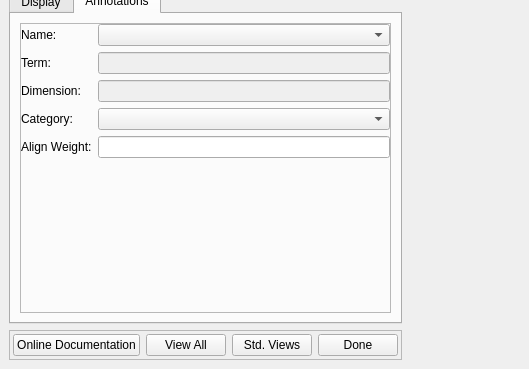
This is mapclientplugins/segmentationstitcherstep/qt/segmentationstitcherwidget.ui in ABI-Software/mapclientplugins.segmentationstitcherstep as Qt 5 draws it before an edit; both pictures show x 0 to 529 and y 509 to 878 of the 1137 by 878 pixel window. The edited form follows.
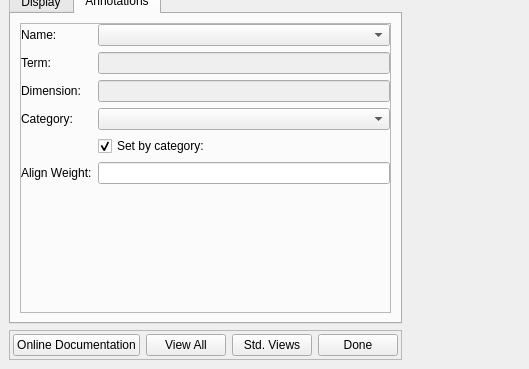
This is the edited form. The open tabs and pages were chosen to show the change. Custom widgets are drawn as their Qt base class.

Commit message: Add annotation align weight controls

The edit to the form file:
```diff
--- a/mapclientplugins/segmentationstitcherstep/qt/segmentationstitcherwidget.ui
+++ b/mapclientplugins/segmentationstitcherstep/qt/segmentationstitcherwidget.ui
@@ -734,17 +734,30 @@
               <item row="0" column="1">
                <widget class="QComboBox" name="annotationName_comboBox"/>
               </item>
-              <item row="4" column="0">
-               <widget class="QLabel" name="annotationCategoryAlignWeight_label">
+              <item row="5" column="0">
+               <widget class="QLabel" name="annotationAlignWeight_label">
                 <property name="text">
                  <string>Align Weight:</string>
                 </property>
                </widget>
               </item>
+              <item row="5" column="1">
+               <widget class="QLineEdit" name="annotationAlignWeight_lineEdit">
+                <property name="toolTip">
+                 <string>&lt;html&gt;&lt;head/&gt;&lt;body&gt;&lt;p&gt;&lt;br/&gt;Weight applied to this annotation/category when optimizing alignment.&lt;/p&gt;&lt;/body&gt;&lt;/html&gt;</string>
+                </property>
+               </widget>
+              </item>
               <item row="4" column="1">
-               <widget class="QLineEdit" name="annotationCategoryAlignWeight_lineEdit">
+               <widget class="QCheckBox" name="annotiationSetByCategory_checkBox">
                 <property name="toolTip">
-                 <string>&lt;html&gt;&lt;head/&gt;&lt;body&gt;&lt;p&gt;The weighting given to all annotations in this category when optimizing alignment.&lt;/p&gt;&lt;/body&gt;&lt;/html&gt;</string>
+                 <string>&lt;html&gt;&lt;head/&gt;&lt;body&gt;&lt;p&gt;If checked, the values entered in the following are set for all annotations in the current category.&lt;/p&gt;&lt;/body&gt;&lt;/html&gt;</string>
+                </property>
+                <property name="text">
+                 <string>Set by category:</string>
+                </property>
+                <property name="checked">
+                 <bool>true</bool>
                 </property>
                </widget>
               </item>
```
Left out of the diff: 2 changed lines with no effect on the pictures. The commit also changes 3 other files.
